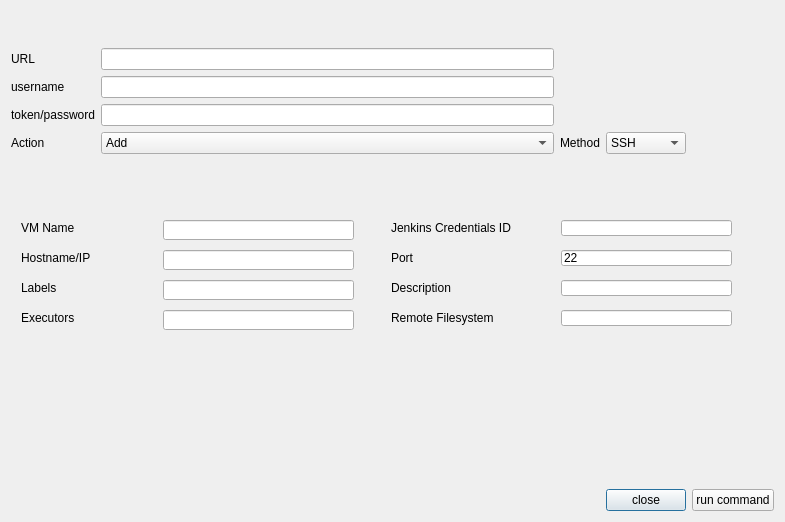
Qt form src/jenkinsTools/ux/nodesDialog.ui (clockworksspheres/jenkinsTools) before a commit.
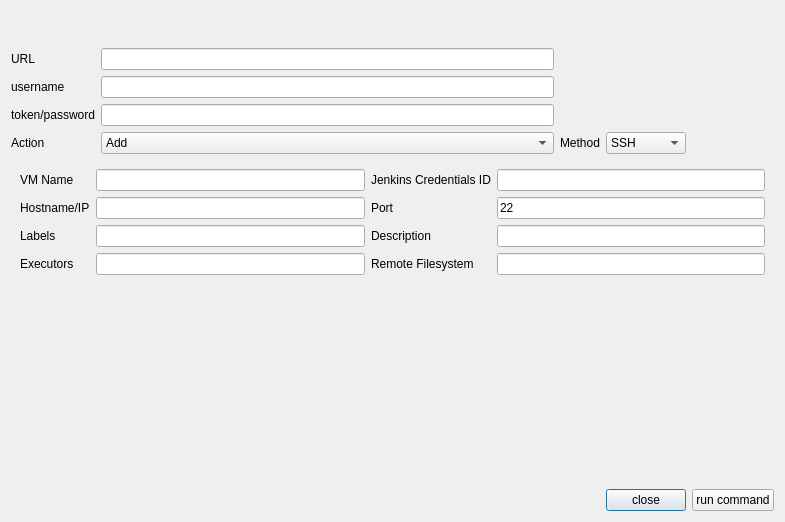
The same form after that commit. The open tabs and pages were chosen to show the change.

Commit message: nodesMain.py: gridified, had to separately gridify each page in the stack as well

Patch:
```diff
--- a/src/jenkinsTools/ux/nodesDialog.ui
+++ b/src/jenkinsTools/ux/nodesDialog.ui
@@ -143,193 +143,144 @@
       <number>0</number>
      </property>
      <widget class="QWidget" name="page">
-      <widget class="QLabel" name="VmNamelabel">
-       <property name="geometry">
-        <rect>
-         <x>10</x>
-         <y>60</y>
-         <width>121</width>
-         <height>16</height>
-        </rect>
-       </property>
-       <property name="text">
-        <string>VM Name</string>
-       </property>
-      </widget>
-      <widget class="QLabel" name="RemoteFsLlabel">
-       <property name="geometry">
-        <rect>
-         <x>380</x>
-         <y>150</y>
-         <width>121</width>
-         <height>16</height>
-        </rect>
-       </property>
-       <property name="text">
-        <string>Remote Filesystem</string>
-       </property>
-      </widget>
-      <widget class="QLabel" name="HostnameIpLabel">
-       <property name="geometry">
-        <rect>
-         <x>10</x>
-         <y>90</y>
-         <width>121</width>
-         <height>16</height>
-        </rect>
-       </property>
-       <property name="text">
-        <string>Hostname/IP</string>
-       </property>
-      </widget>
-      <widget class="QLabel" name="JenkinsCredsLabel">
-       <property name="geometry">
-        <rect>
-         <x>380</x>
-         <y>60</y>
-         <width>141</width>
-         <height>16</height>
-        </rect>
-       </property>
-       <property name="text">
-        <string>Jenkins Credentials ID</string>
-       </property>
-      </widget>
-      <widget class="QLabel" name="LabelsLabel">
-       <property name="geometry">
-        <rect>
-         <x>10</x>
-         <y>120</y>
-         <width>121</width>
-         <height>16</height>
-        </rect>
-       </property>
-       <property name="text">
-        <string>Labels</string>
-       </property>
-      </widget>
-      <widget class="QLabel" name="ExecutorsLabel">
-       <property name="geometry">
-        <rect>
-         <x>10</x>
-         <y>150</y>
-         <width>121</width>
-         <height>16</height>
-        </rect>
-       </property>
-       <property name="text">
-        <string>Executors</string>
-       </property>
-      </widget>
-      <widget class="QLabel" name="PortLabel">
-       <property name="geometry">
-        <rect>
-         <x>380</x>
-         <y>90</y>
-         <width>141</width>
-         <height>16</height>
-        </rect>
-       </property>
-       <property name="text">
-        <string>Port</string>
-       </property>
-      </widget>
-      <widget class="QLabel" name="DescriptionLabel">
-       <property name="geometry">
-        <rect>
-         <x>380</x>
-         <y>120</y>
-         <width>141</width>
-         <height>16</height>
-        </rect>
-       </property>
-       <property name="text">
-        <string>Description</string>
-       </property>
-      </widget>
-      <widget class="QLineEdit" name="VmNameLineEdit">
-       <property name="geometry">
-        <rect>
-         <x>152</x>
-         <y>60</y>
-         <width>191</width>
-         <height>20</height>
-        </rect>
-       </property>
-      </widget>
-      <widget class="QLineEdit" name="HostnameOrIpLineEdit">
-       <property name="geometry">
-        <rect>
-         <x>152</x>
-         <y>90</y>
-         <width>191</width>
-         <height>20</height>
-        </rect>
-       </property>
-      </widget>
-      <widget class="QLineEdit" name="LabelsLineEdit">
-       <property name="geometry">
-        <rect>
-         <x>152</x>
-         <y>120</y>
-         <width>191</width>
-         <height>20</height>
-        </rect>
-       </property>
-      </widget>
-      <widget class="QLineEdit" name="ExecutorsLineEdit">
-       <property name="geometry">
-        <rect>
-         <x>152</x>
-         <y>150</y>
-         <width>191</width>
-         <height>20</height>
-        </rect>
-       </property>
-      </widget>
-      <widget class="QLineEdit" name="JenkinsCredsIdLineEdit">
-       <property name="geometry">
-        <rect>
-         <x>550</x>
-         <y>60</y>
-         <width>171</width>
-         <height>16</height>
-        </rect>
-       </property>
-      </widget>
-      <widget class="QLineEdit" name="PortLlineEdit">
-       <property name="geometry">
-        <rect>
-         <x>550</x>
-         <y>90</y>
-         <width>171</width>
-         <height>16</height>
-        </rect>
-       </property>
-       <property name="text">
-        <string>22</string>
-       </property>
-      </widget>
-      <widget class="QLineEdit" name="DescriptionLineEdit">
-       <property name="geometry">
-        <rect>
-         <x>550</x>
-         <y>120</y>
-         <width>171</width>
-         <height>16</height>
-        </rect>
-       </property>
-      </widget>
-      <widget class="QLineEdit" name="RemoteFsLineEdit">
-       <property name="geometry">
-        <rect>
-         <x>550</x>
-         <y>150</y>
-         <width>171</width>
-         <height>16</height>
-        </rect>
-       </property>
-      </widget>
+      <layout class="QGridLayout" name="gridLayout_2">
+       <item row="0" column="2">
+        <widget class="QLabel" name="JenkinsCredsLabel">
+         <property name="text">
+          <string>Jenkins Credentials ID</string>
+         </property>
+        </widget>
+       </item>
+       <item row="3" column="0">
+        <widget class="QLabel" name="ExecutorsLabel">
+         <property name="text">
+          <string>Executors</string>
+         </property>
+        </widget>
+       </item>
+       <item row="3" column="3">
+        <widget class="QLineEdit" name="RemoteFsLineEdit"/>
+       </item>
+       <item row="3" column="2">
+        <widget class="QLabel" name="RemoteFsLlabel">
+         <property name="text">
+          <string>Remote Filesystem</string>
+         </property>
+        </widget>
+       </item>
+       <item row="1" column="1">
+        <widget class="QLineEdit" name="HostnameOrIpLineEdit"/>
+       </item>
+       <item row="1" column="3">
+        <widget class="QLineEdit" name="PortLlineEdit">
+         <property name="text">
+          <string>22</string>
+         </property>
+        </widget>
+       </item>
+       <item row="2" column="1">
+        <widget class="QLineEdit" name="LabelsLineEdit"/>
+       </item>
+       <item row="0" column="1">
+        <widget class="QLineEdit" name="VmNameLineEdit"/>
+       </item>
+       <item row="1" column="0">
+        <widget class="QLabel" name="HostnameIpLabel">
+         <property name="text">
+          <string>Hostname/IP</string>
+         </property>
+        </widget>
+       </item>
+       <item row="0" column="3">
+        <widget class="QLineEdit" name="JenkinsCredsIdLineEdit"/>
+       </item>
+       <item row="0" column="0">
+        <widget class="QLabel" name="VmNamelabel">
+         <property name="text">
+          <string>VM Name</string>
+         </property>
+        </widget>
+       </item>
+       <item row="2" column="0">
+        <widget class="QLabel" name="LabelsLabel">
+         <property name="text">
+          <string>Labels</string>
+         </property>
+        </widget>
+       </item>
+       <item row="1" column="2">
+        <widget class="QLabel" name="PortLabel">
+         <property name="text">
+          <string>Port</string>
+         </property>
+        </widget>
+       </item>
+       <item row="2" column="3">
+        <widget class="QLineEdit" name="DescriptionLineEdit"/>
+       </item>
+       <item row="2" column="2">
+        <widget class="QLabel" name="DescriptionLabel">
+         <property name="text">
+          <string>Description</string>
+         </property>
+        </widget>
+       </item>
+       <item row="3" column="1">
+        <widget class="QLineEdit" name="ExecutorsLineEdit"/>
+       </item>
+       <item row="4" column="1">
+        <spacer name="verticalSpacer">
+         <property name="orientation">
+          <enum>Qt::Orientation::Vertical</enum>
+         </property>
+         <property name="sizeHint" stdset="0">
+          <size>
+           <width>20</width>
+           <height>40</height>
+          </size>
+         </property>
+        </spacer>
+       </item>
+       <item row="4" column="0">
+        <spacer name="verticalSpacer_2">
+         <property name="orientation">
+          <enum>Qt::Orientation::Vertical</enum>
+         </property>
+         <property name="sizeHint" stdset="0">
+          <size>
+           <width>20</width>
+           <height>40</height>
+          </size>
+         </property>
+        </spacer>
+       </item>
+       <item row="4" column="2">
+        <spacer name="verticalSpacer_3">
+         <property name="orientation">
+          <enum>Qt::Orientation::Vertical</enum>
+         </property>
+         <property name="sizeHint" stdset="0">
+          <size>
+           <width>20</width>
+           <height>40</height>
+          </size>
+         </property>
+        </spacer>
+       </item>
+       <item row="4" column="3">
+        <spacer name="verticalSpacer_4">
+         <property name="orientation">
+          <enum>Qt::Orientation::Vertical</enum>
+         </property>
+         <property name="sizeHint" stdset="0">
+          <size>
+           <width>20</width>
+           <height>40</height>
+          </size>
+         </property>
+        </spacer>
+       </item>
+      </layout>
      </widget>
      <widget class="QWidget" name="page_2">
       <widget class="QLineEdit" name="JVMOptionsLineEdit">
```
Left out of the diff: 350 changed lines with no effect on the pictures. The commit also changes 1 other file.
